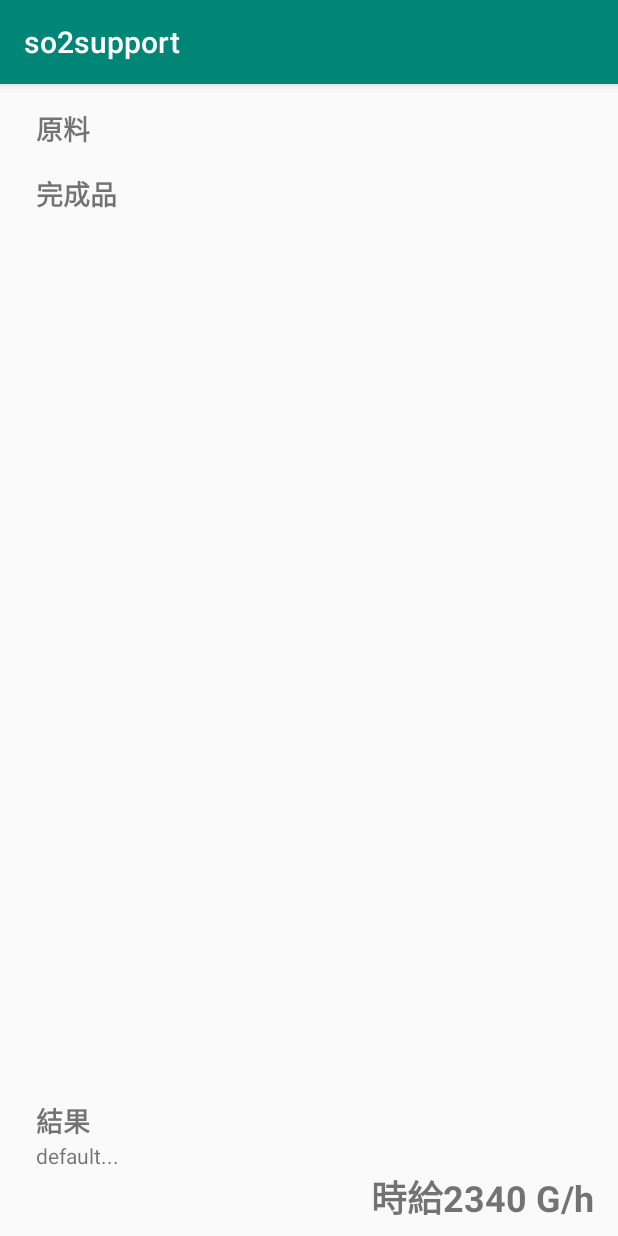
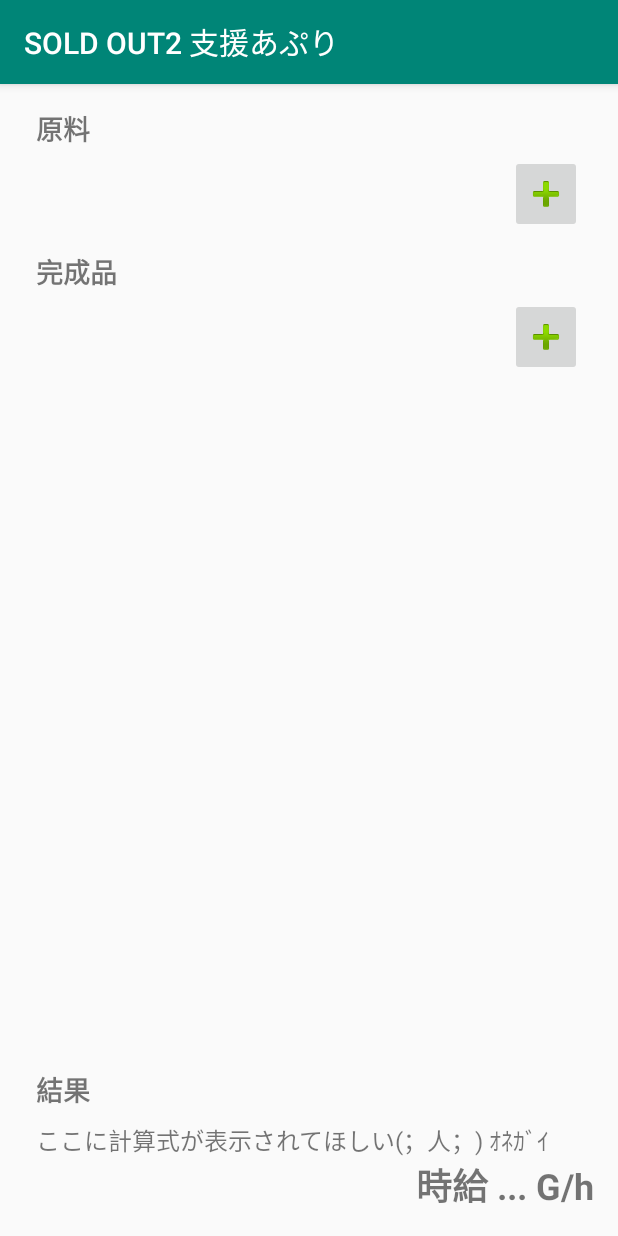
Before and after one commit to InGen6400/so2support, an Android app: the screen it shows after launch (CalcActivity), on a phone screen of 412 x 824 dp. Run offline under Robolectric (Android 15) with nearby library versions, the phone set to English and light mode, and no system bars.

Commit message:
初期文字列の変更とアイテム追加ボタンの配置

```diff
--- a/app/src/main/res/layout/activity_calc.xml
+++ b/app/src/main/res/layout/activity_calc.xml
@@ -30,13 +30,17 @@
             <ScrollView
                 android:layout_width="match_parent"
                 android:layout_height="match_parent"
-                android:scrollbarStyle="insideOverlay">
+                android:scrollbarStyle="insideOverlay"
+                app:layout_constraintBottom_toBottomOf="parent"
+                app:layout_constraintEnd_toEndOf="parent"
+                app:layout_constraintStart_toStartOf="parent"
+                app:layout_constraintTop_toTopOf="parent">
 
 
                 <LinearLayout
                     android:id="@+id/settingLayout"
                     android:layout_width="match_parent"
-                    android:layout_height="0dp"
+                    android:layout_height="wrap_content"
                     android:layout_marginStart="24dp"
                     android:layout_marginTop="16dp"
                     android:layout_marginEnd="24dp"
@@ -62,7 +66,25 @@
                         android:id="@+id/srcList"
                         android:layout_width="match_parent"
                         android:layout_height="wrap_content"
-                        android:orientation="vertical"></LinearLayout>
+                        android:orientation="vertical">
+
+                    </LinearLayout>
+
+                    <LinearLayout
+                        android:layout_width="match_parent"
+                        android:layout_height="match_parent"
+                        android:gravity="end"
+                        android:orientation="horizontal">
+
+                        <ImageButton
+                            android:id="@+id/srcAddButton"
+                            style="@style/Widget.AppCompat.ImageButton"
+                            android:layout_width="48dp"
+                            android:layout_height="wrap_content"
+                            android:adjustViewBounds="false"
+                            android:contentDescription="@string/addSrcButton"
+                            app:srcCompat="@android:drawable/ic_input_add" />
+                    </LinearLayout>
 
                     <Space
                         android:layout_width="match_parent"
@@ -87,6 +109,22 @@
                         android:layout_height="wrap_content"
                         android:orientation="vertical"></LinearLayout>
 
+                    <LinearLayout
+                        android:layout_width="match_parent"
+                        android:layout_height="match_parent"
+                        android:gravity="end"
+                        android:orientation="horizontal">
+
+                        <ImageButton
+                            android:id="@+id/prodAddButton"
+                            style="@style/Widget.AppCompat.ImageButton"
+                            android:layout_width="48dp"
+                            android:layout_height="wrap_content"
+                            android:adjustViewBounds="false"
+                            android:contentDescription="@string/addProdButton"
+                            app:srcCompat="@android:drawable/ic_input_add" />
+                    </LinearLayout>
+
                 </LinearLayout>
 
             </ScrollView>
@@ -97,7 +135,7 @@
                 android:layout_height="wrap_content"
                 android:layout_marginStart="24dp"
                 android:layout_marginEnd="16dp"
-                android:layout_marginBottom="8dp"
+                android:layout_marginBottom="16dp"
                 android:gravity="bottom"
                 android:orientation="vertical"
                 app:layout_constraintBottom_toBottomOf="parent"
@@ -112,11 +150,22 @@
                     android:textSize="18sp"
                     android:textStyle="bold" />
 
-                <TextView
-                    android:id="@+id/eqText"
-                    android:layout_width="wrap_content"
-                    android:layout_height="wrap_content"
-                    android:text="@string/defaultText" />
+                <Space
+                    android:layout_width="match_parent"
+                    android:layout_height="8dp" />
+
+                <HorizontalScrollView
+                    android:layout_width="match_parent"
+                    android:layout_height="match_parent"
+                    android:fillViewport="false">
+
+                    <TextView
+                        android:id="@+id/eqText"
+                        android:layout_width="wrap_content"
+                        android:layout_height="wrap_content"
+                        android:text="@string/defaultEqu"
+                        android:textSize="16sp" />
+                </HorizontalScrollView>
 
                 <TextView
                     android:id="@+id/GPH"
--- a/app/src/main/res/values/strings.xml
+++ b/app/src/main/res/values/strings.xml
@@ -1,8 +1,11 @@
 <resources>
-    <string name="app_name">so2support</string>
+    <string name="app_name">SOLD OUT2 支援あぷり</string>
     <string name="sourceText">原料</string>
     <string name="prodText">完成品</string>
     <string name="resultText">結果</string>
     <string name="defaultText">default...</string>
-    <string name="defaultGPH">時給2340 G/h</string>
+    <string name="defaultEqu">ここに計算式が表示されてほしい(；人；) ｵﾈｶﾞｲ </string>
+    <string name="defaultGPH">時給 ... G/h</string>
+    <string name="addSrcButton">原料を追加</string>
+    <string name="addProdButton">成果品を追加</string>
 </resources>
```
